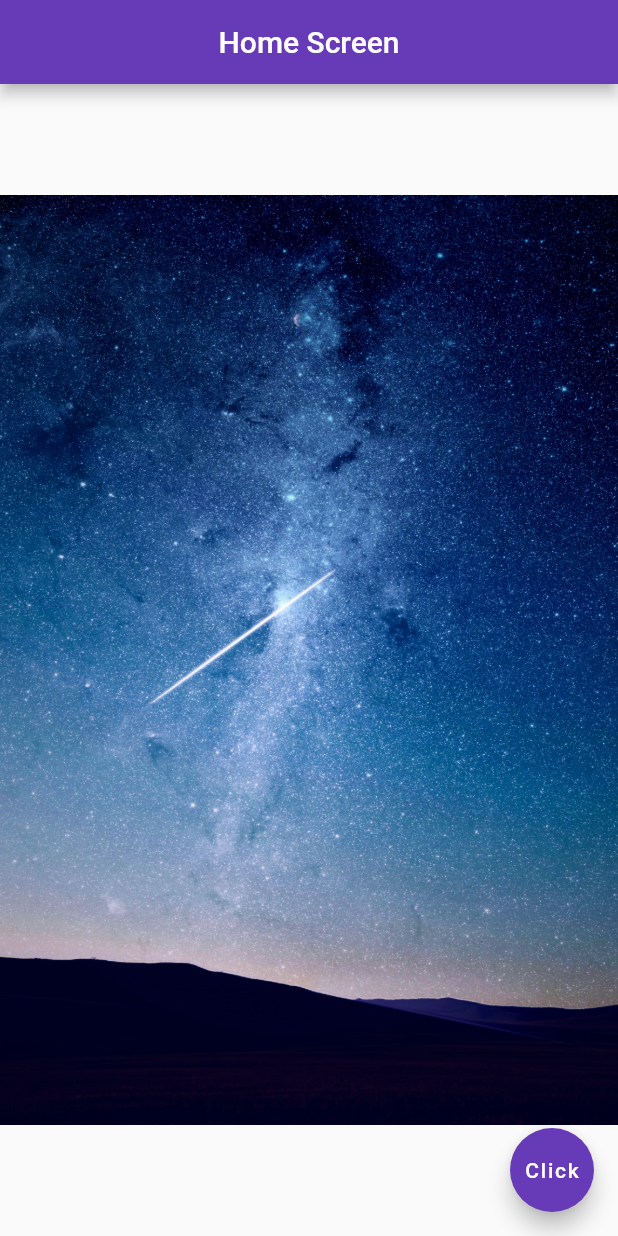
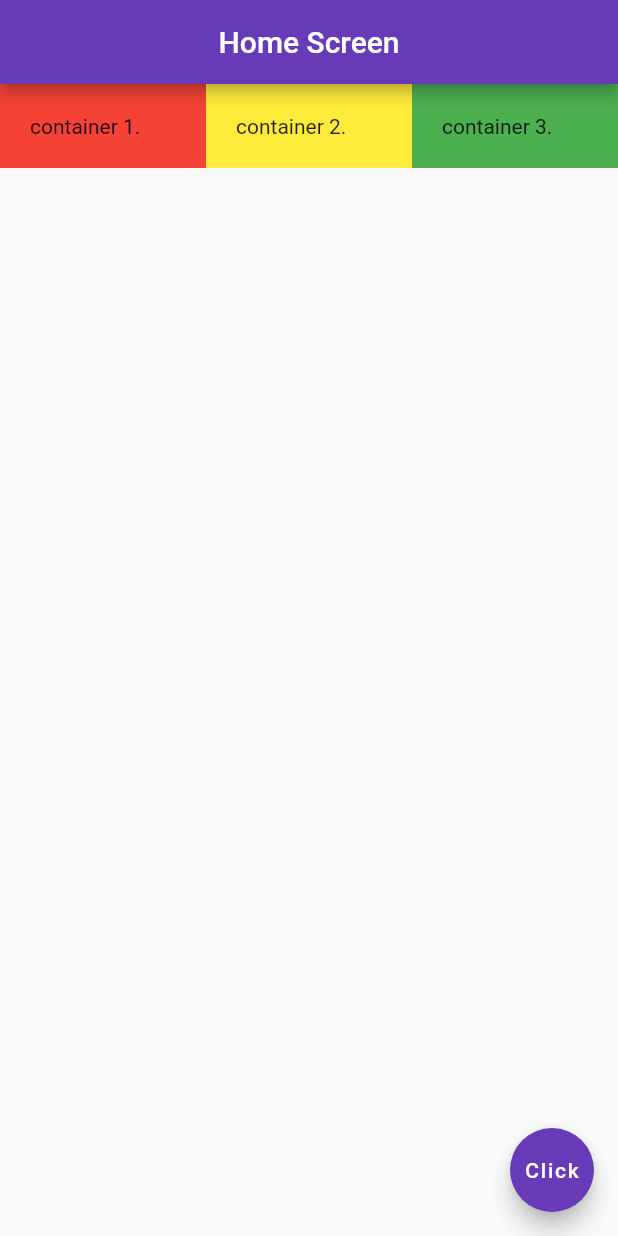
Before and after one commit to Zae21/flutter_app1, a Flutter app: the screen it shows after launch, on a phone screen of 412 x 824 dp. Run offline on Flutter 3.47's test engine with Material 2 defaults, Android fonts, the phone set to English and light mode, and no system bars.

Commit message:
add new section

```diff
--- /dev/null
+++ b/lib/home.dart
@@ -0,0 +1,44 @@
+import 'package:flutter/material.dart';
+
+class Home extends StatelessWidget {
+  @override
+  Widget build(BuildContext context) {
+    return Scaffold(
+      appBar: AppBar(
+        title: Text('Home Screen'),
+        centerTitle: true,
+        backgroundColor: Colors.deepPurple,
+      ),
+      body: Row(
+        children: <Widget>[
+          Expanded(
+            child: Container(
+              color: Colors.red,
+              padding: EdgeInsets.all(20.0),
+              child: Text('container 1.'),
+            ),
+          ),
+          Expanded(
+            child: Container(
+              color: Colors.yellow,
+              padding: EdgeInsets.all(20.0),
+              child: Text('container 2.'),
+            ),
+          ),
+          Expanded(
+            child: Container(
+              color: Colors.green,
+              padding: EdgeInsets.all(20.0),
+              child: Text('container 3.'),
+            ),
+          )
+        ],
+      ),
+      floatingActionButton: FloatingActionButton(
+        onPressed: () => {},
+        child: Text('Click'),
+        backgroundColor: Colors.deepPurple,
+      ),
+    );
+  }
+}
--- a/lib/main.dart
+++ b/lib/main.dart
@@ -1,26 +1,6 @@
 import 'package:flutter/material.dart';
+import './home.dart';
 
 void main()  => runApp(MaterialApp(
   home: Home()
 ));
-
-class Home extends StatelessWidget {
-  @override
-  Widget build(BuildContext context) {
-    return Scaffold(
-      appBar: AppBar(
-        title: Text('Home Screen'),
-        centerTitle: true,
-        backgroundColor: Colors.deepPurple,
-      ),
-      body: Center(
-        child: Image.asset('assets/img2.jpg'),
-      ),
-      floatingActionButton: FloatingActionButton(
-        onPressed: () => {},
-        child: Text('Click'),
-        backgroundColor: Colors.deepPurple,
-      ),
-    );
-  }
-}
```
